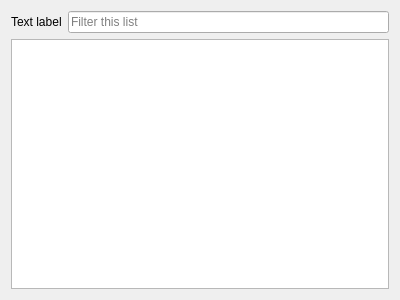
First picture: the form in qt-ui/listfilter.ui, repository subsurface/subsurface, before the edit.
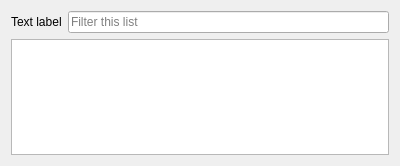
Second picture: the form after the edit.

```diff
--- a/qt-ui/listfilter.ui
+++ b/qt-ui/listfilter.ui
@@ -7,7 +7,7 @@
     <x>0</x>
     <y>0</y>
     <width>400</width>
-    <height>300</height>
+    <height>166</height>
    </rect>
   </property>
   <property name="windowTitle">
```
